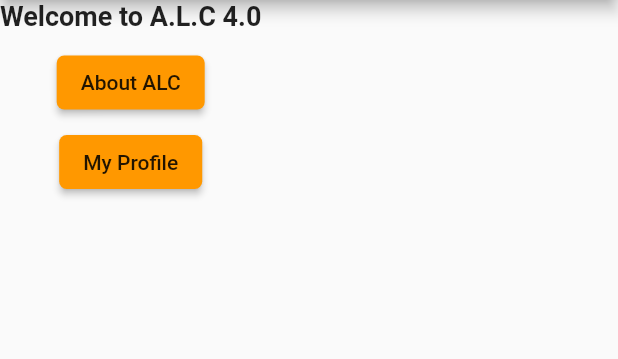
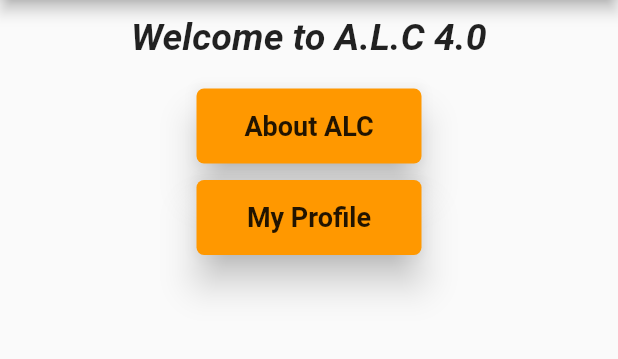
Before and after one commit to Iampato/ALC-Phase1-Flutter, a Flutter app: the screen it shows after launch, on a phone screen of 412 x 824 dp, the part 84-443 px from its top. Run offline on Flutter 3.47's test engine with Material 2 defaults, Android fonts, the phone set to English and light mode, and no system bars; missing offline and left inert: flutter_webview_plugin.

Commit message:
Added about page

```diff
--- a/lib/main.dart
+++ b/lib/main.dart
@@ -1,5 +1,6 @@
+import 'package:alc_phase1/profile.dart';
 import 'package:flutter/material.dart';
-import 'package:flutter_webview_plugin/flutter_webview_plugin.dart';
+import 'about.dart';
 
 void main() => runApp(MyApp());
 
@@ -12,15 +13,6 @@ class MyApp extends StatelessWidget {
         primaryColor: Colors.blue
       ),
       home: HomePage(),
-      routes: {
-        "/about": (_) => new WebviewScaffold(
-          url: "https://andela.com/alc",
-          appBar: new AppBar(
-            title: new Text("About ALC"),
-          ),
-        ),
-
-      },
     );
   }
 }
@@ -32,38 +24,55 @@ class HomePage extends StatelessWidget {
       appBar: AppBar(
         title: Text(" ALC Phase 1"),
       ),
-      body: Column(
+      body: Align(
+        alignment: Alignment.center,
+        child: Column(
           children: <Widget>[
+            SizedBox(height: 10),
             Text("Welcome to A.L.C 4.0",
-              style: TextStyle(fontSize: 18,fontWeight: FontWeight.bold)
+                style: TextStyle(fontSize: 25,fontWeight: FontWeight.bold,fontStyle: FontStyle.italic)
             ),
-          SizedBox(height: 10),
-          RaisedButton(
+            SizedBox(height: 20),
+            RawMaterialButton(
+              constraints: BoxConstraints(
+                minHeight: 50,
+                minWidth: 150
+              ),
               shape: RoundedRectangleBorder(
                   borderRadius: BorderRadius.circular(5)
               ),
-            color: Colors.orange,
-            child: Text("About ALC"),
+              elevation: 10,
+              fillColor: Colors.orange,
+              child: Text("About ALC",
+                style: TextStyle(fontSize: 18,fontWeight: FontWeight.bold)),
               onPressed: (){
-              //TODO
+                 Navigator.push(context,MaterialPageRoute(
+                  builder: (context) => AboutPage()
+                ));
               },
             ),
-          SizedBox(height: 5),
-          RaisedButton(
+            SizedBox(height: 11),
+            RawMaterialButton(
+              constraints: BoxConstraints(
+                minHeight: 50,
+                minWidth: 150
+              ),
+              elevation: 10,
               shape: RoundedRectangleBorder(
                   borderRadius: BorderRadius.circular(5)
               ),
-            color: Colors.orange,
-            child: Text("My Profile"),
+              fillColor: Colors.orange,
+              child: Text("My Profile",
+                style: TextStyle(fontSize: 18,fontWeight: FontWeight.bold)),
               onPressed: (){
-              MaterialPageRoute(
-                  builder: (BuildContext context) {
-                    return ;//TODO
-                  });
+                Navigator.push(context,MaterialPageRoute(
+                  builder: (context) => ProfilePage()
+                ));
               },
             ),
           ],
         ),
+      ),
     );
   }
 }
```
Lines whose indentation alone changed are shown as unchanged.
